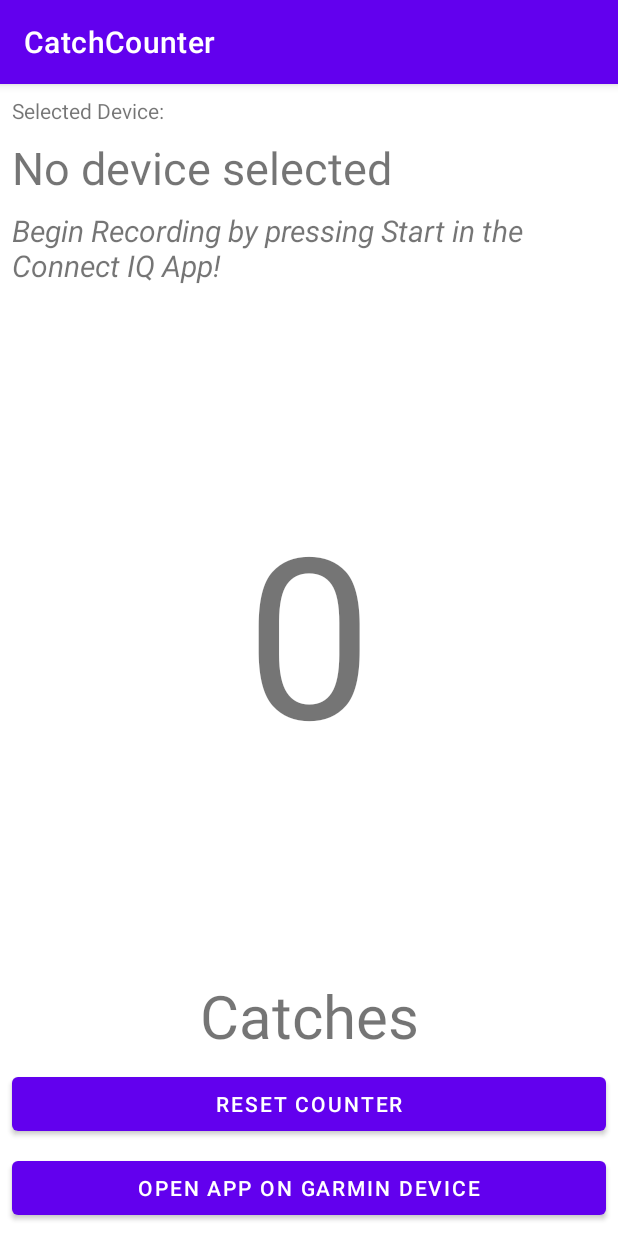
After one commit to YAWNICK/CatchCounter, an Android app: the CounterActivity screen opened directly, with no data from a screen before it, on a phone screen of 412 x 824 dp. The commit adds this screen. Run offline under Robolectric (Android 15) with nearby library versions, the phone set to English and light mode, and no system bars; 2 statements that could not run were skipped.

Commit message:
version 1 of catch count page

```diff
--- a/App/Android/CatchCounter/app/src/main/AndroidManifest.xml
+++ b/App/Android/CatchCounter/app/src/main/AndroidManifest.xml
@@ -9,6 +9,7 @@
         android:roundIcon="@mipmap/ic_launcher_round"
         android:supportsRtl="true"
         android:theme="@style/Theme.CatchCounter">
+        <activity android:name=".CounterActivity"></activity>
         <activity android:name=".MainActivity">
             <intent-filter>
                 <action android:name="android.intent.action.MAIN" />
--- /dev/null
+++ b/App/Android/CatchCounter/app/src/main/java/com/jannik/catchcounter/CounterActivity.java
@@ -0,0 +1,174 @@
+package com.jannik.catchcounter;
+
+import androidx.appcompat.app.AppCompatActivity;
+
+import android.content.Intent;
+import android.os.Bundle;
+import android.util.Log;
+import android.view.View;
+import android.widget.Button;
+import android.widget.TextView;
+import android.widget.Toast;
+
+import com.garmin.android.connectiq.ConnectIQ;
+import com.garmin.android.connectiq.IQApp;
+import com.garmin.android.connectiq.IQDevice;
+import com.garmin.android.connectiq.exception.InvalidStateException;
+import com.garmin.android.connectiq.exception.ServiceUnavailableException;
+
+import org.w3c.dom.Text;
+
+import java.util.Arrays;
+import java.util.List;
+
+public class CounterActivity extends AppCompatActivity {
+
+    private IQDevice device;
+    private IQApp ciqApp;
+    private ConnectIQ connectIQ;
+
+    private TextView deviceNameTextView;
+    private TextView catchCountTextView;
+    private Button resetButton;
+    private Button openAppButton;
+
+    // for counting catches
+    private int catches;
+    private int last1;
+    private int last2;
+    private int sinceLastCatch;
+
+    private ConnectIQ.IQOpenApplicationListener openApplicationListener = new ConnectIQ.IQOpenApplicationListener() {
+        @Override
+        public void onOpenApplicationResponse(IQDevice iqDevice, IQApp iqApp, ConnectIQ.IQOpenApplicationStatus iqOpenApplicationStatus) {
+            if (iqOpenApplicationStatus == ConnectIQ.IQOpenApplicationStatus.PROMPT_SHOWN_ON_DEVICE) {
+                Toast.makeText(getApplicationContext(), "Look at your watch", Toast.LENGTH_SHORT).show();
+            }
+        }
+    };
+
+    @Override
+    protected void onCreate(Bundle savedInstanceState) {
+        super.onCreate(savedInstanceState);
+        setContentView(R.layout.activity_counter);
+
+        Intent intent = getIntent();
+        device = (IQDevice) intent.getParcelableExtra(MainActivity.IQ_DEVICE);
+        ciqApp = new IQApp(MainActivity.CIQ_APP_ID);
+
+        deviceNameTextView = (TextView) findViewById(R.id.deviceNameTextView);
+        catchCountTextView = (TextView) findViewById(R.id.catchCountTextView);
+        resetButton = (Button) findViewById(R.id.resetButton);
+        openAppButton = (Button) findViewById(R.id.openAppButton);
+
+        catches = 0;
+        sinceLastCatch = 0;
+    }
+
+    @Override
+    protected void onResume() {
+        super.onResume();
+
+        connectIQ = ConnectIQ.getInstance();
+
+        deviceNameTextView.setText(device.getFriendlyName());
+        if (device.getStatus() != IQDevice.IQDeviceStatus.CONNECTED) {
+            finish();
+        }
+
+        try {
+            connectIQ.registerForDeviceEvents(device, new ConnectIQ.IQDeviceEventListener() {
+                @Override
+                public void onDeviceStatusChanged(IQDevice iqDevice, IQDevice.IQDeviceStatus iqDeviceStatus) {
+                    if (iqDeviceStatus != IQDevice.IQDeviceStatus.CONNECTED) {
+                        finish();
+                    }
+                }
+            });
+        } catch (InvalidStateException e) {
+            e.printStackTrace();
+        }
+
+        openAppOnDevice();
+
+        openAppButton.setOnClickListener(new View.OnClickListener() {
+            @Override
+            public void onClick(View v) {
+                openAppOnDevice();
+            }
+        });
+
+        // TODO: set onclick listener for reset button
+        resetButton.setOnClickListener(new View.OnClickListener() {
+            @Override
+            public void onClick(View v) {
+                catches = 0;
+                sinceLastCatch = 0;
+                catchCountTextView.setText("0");
+            }
+        });
+
+        try {
+            connectIQ.registerForAppEvents(device, ciqApp, new ConnectIQ.IQApplicationEventListener() {
+                @Override
+                public void onMessageReceived(IQDevice iqDevice, IQApp iqApp, List<Object> list, ConnectIQ.IQMessageStatus iqMessageStatus) {
+
+                    String msg = null;
+                    if (list.size() > 0) {
+                        for (Object o : list) {
+                            if (msg == null) {
+                                msg = o.toString();
+                            }
+                        }
+                    } else {
+                        return;
+                    }
+
+                    String[] valStrings = msg.split(",");
+                    int[] newZs = new int[valStrings.length];
+                    for (int i = 0; i < valStrings.length; i++) {
+                        newZs[i] = Integer.parseInt(valStrings[i]);
+                    }
+                    for (int z : newZs) {
+                        if (sinceLastCatch > 4) {
+                            // check for feature
+                            if (last1 - z > 1000 || last2 - z > 1000) {
+                                catches = catches + 2;
+                                sinceLastCatch = 0;
+                            }
+                        }
+                        last2 = last1;
+                        last1 = z;
+                        sinceLastCatch++;
+                    }
+                    catchCountTextView.setText(String.valueOf(catches));
+                }
+            });
+        } catch (InvalidStateException e) {
+            e.printStackTrace();
+        }
+
+    }
+
+    @Override
+    protected void onPause() {
+        super.onPause();
+
+        try {
+            connectIQ.unregisterForDeviceEvents(device);
+            connectIQ.unregisterForApplicationEvents(device, ciqApp);
+        } catch (InvalidStateException e) {
+            e.printStackTrace();
+        }
+    }
+
+    private void openAppOnDevice() {
+        try {
+            connectIQ.openApplication(device, ciqApp, openApplicationListener);
+        } catch (InvalidStateException e) {
+            e.printStackTrace();
+        } catch (ServiceUnavailableException e) {
+            e.printStackTrace();
+        }
+    }
+}
--- /dev/null
+++ b/App/Android/CatchCounter/app/src/main/res/layout/activity_counter.xml
@@ -0,0 +1,88 @@
+<?xml version="1.0" encoding="utf-8"?>
+<androidx.constraintlayout.widget.ConstraintLayout xmlns:android="http://schemas.android.com/apk/res/android"
+    xmlns:app="http://schemas.android.com/apk/res-auto"
+    xmlns:tools="http://schemas.android.com/tools"
+    android:layout_width="match_parent"
+    android:layout_height="match_parent"
+    android:orientation="vertical"
+    tools:context=".CounterActivity">
+
+
+    <TextView
+        android:id="@+id/selectedDeviceTextView"
+        android:layout_width="match_parent"
+        android:layout_height="wrap_content"
+        android:layout_margin="8dp"
+        android:text="Selected Device:"
+        app:layout_constraintTop_toTopOf="parent" />
+
+    <TextView
+        android:id="@+id/deviceNameTextView"
+        android:layout_width="match_parent"
+        android:layout_height="wrap_content"
+        android:layout_margin="8dp"
+        android:text="No device selected"
+        android:textSize="30sp"
+        app:layout_constraintTop_toBottomOf="@id/selectedDeviceTextView" />
+
+    <TextView
+        android:id="@+id/callToActionTextView"
+        android:layout_width="match_parent"
+        android:layout_height="wrap_content"
+        android:layout_margin="8dp"
+        android:text="Begin Recording by pressing Start in the Connect IQ App!"
+        android:textSize="20sp"
+        android:textStyle="italic"
+        app:layout_constraintTop_toBottomOf="@id/deviceNameTextView" />
+
+    <androidx.constraintlayout.widget.ConstraintLayout
+        android:id="@+id/catchCountLayout"
+        android:layout_width="match_parent"
+        android:layout_height="0dp"
+        android:layout_margin="8dp"
+        app:layout_constraintBottom_toTopOf="@id/catchesCaptionTextView"
+        app:layout_constraintTop_toBottomOf="@id/callToActionTextView">
+
+        <TextView
+            android:id="@+id/catchCountTextView"
+            android:layout_width="match_parent"
+            android:layout_height="match_parent"
+            android:text="0"
+            android:textSize="150sp"
+            android:gravity="center"
+            app:layout_constraintBottom_toBottomOf="parent" />
+
+    </androidx.constraintlayout.widget.ConstraintLayout>
+
+
+    <TextView
+        android:id="@+id/catchesCaptionTextView"
+        android:layout_width="match_parent"
+        android:layout_height="wrap_content"
+        android:layout_margin="8dp"
+        android:gravity="center"
+        android:text="Catches"
+        android:textSize="40sp"
+        app:layout_constraintBottom_toTopOf="@id/resetButton"/>
+
+    <Button
+        android:id="@+id/resetButton"
+        android:layout_width="match_parent"
+        android:layout_height="wrap_content"
+        android:layout_margin="8dp"
+        android:text="Reset Counter"
+        app:layout_constraintBottom_toTopOf="@id/openAppButton">
+
+    </Button>
+
+    <Button
+        android:id="@+id/openAppButton"
+        android:layout_width="match_parent"
+        android:layout_height="wrap_content"
+        android:layout_margin="8dp"
+        android:text="Open App on Garmin Device"
+        app:layout_constraintBottom_toBottomOf="parent">
+
+    </Button>
+
+</androidx.constraintlayout.widget.ConstraintLayout>
--- a/App/Android/CatchCounter/app/src/main/res/layout/activity_main.xml
+++ b/App/Android/CatchCounter/app/src/main/res/layout/activity_main.xml
@@ -30,6 +30,7 @@
             android:text="Select your Device"
             android:textSize="20sp" />
 
+
         <Space
             android:layout_width="wrap_content"
             android:layout_height="wrap_content"
@@ -37,10 +38,10 @@
 
         <Button
             android:id="@+id/buttonRefresh"
-            android:layout_width="0dp"
+            android:layout_width="wrap_content"
             android:layout_height="wrap_content"
-            android:layout_weight="1"
             android:text="Refresh" />
+
 
     </LinearLayout>
 
```
Also changed, not shown: App/Android/CatchCounter/app/src/main/java/com/jannik/catchcounter/MainActivity.java (+32 -6 lines).
